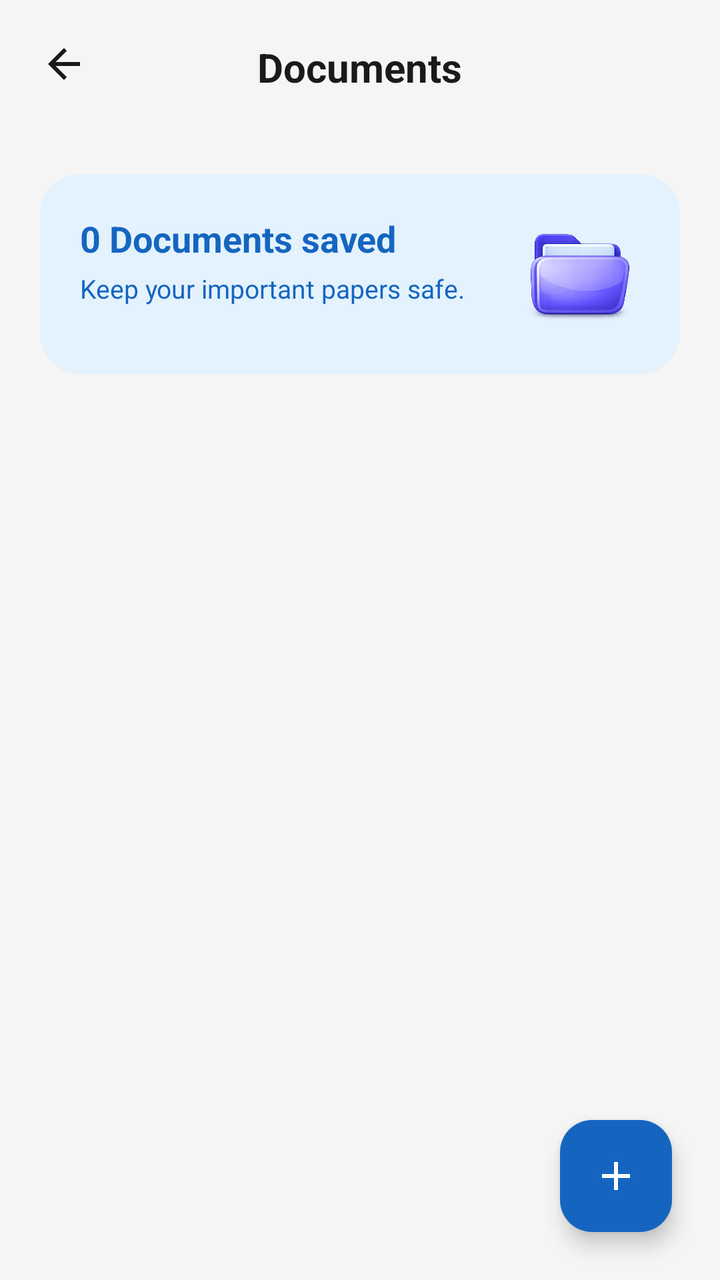
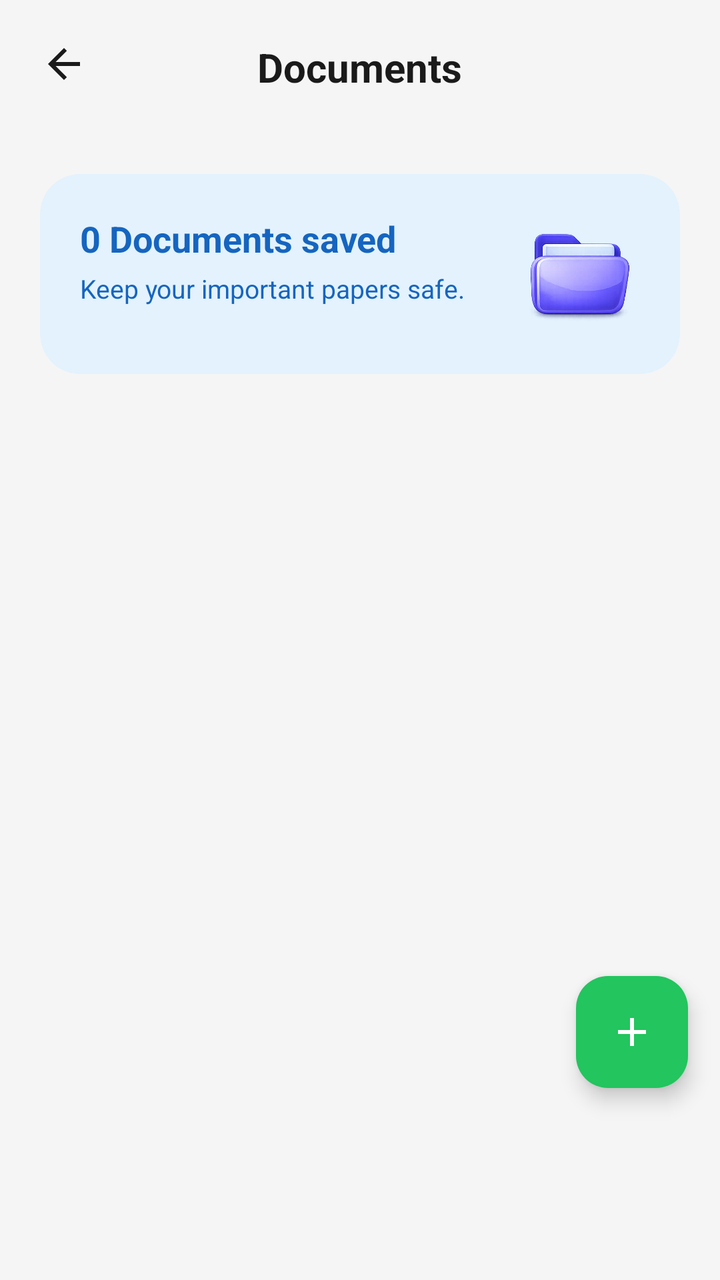

The first picture is an Android layout as it rendered before a commit; the second is the same layout after the commit. The layout source and the unified diff follow.
<!-- AndroidManifest.xml: application theme Theme.FridgeWise -->
<!-- res/layout/fragment_document_list.xml -->
<?xml version="1.0" encoding="utf-8"?>
<androidx.constraintlayout.widget.ConstraintLayout xmlns:android="http://schemas.android.com/apk/res/android"
    xmlns:app="http://schemas.android.com/apk/res-auto"
    xmlns:tools="http://schemas.android.com/tools"
    android:layout_width="match_parent"
    android:layout_height="match_parent"
    android:background="@color/bg_primary">

    
    <FrameLayout
        android:id="@+id/headerContainer"
        android:layout_width="match_parent"
        android:layout_height="wrap_content"
        app:layout_constraintTop_toTopOf="parent">

        
        <RelativeLayout
            android:id="@+id/headerLayout"
            android:layout_width="match_parent"
            android:layout_height="wrap_content"
            android:padding="20dp"
            android:visibility="visible">

            <ImageView
                android:id="@+id/btnBack"
                android:layout_width="24dp"
                android:layout_height="24dp"
                android:src="@drawable/outline_arrow_back_24"
                app:tint="@color/text_primary" />

            <TextView
                android:layout_width="wrap_content"
                android:layout_height="wrap_content"
                android:layout_centerInParent="true"
                android:text="Documents"
                android:textColor="@color/text_primary"
                android:textSize="20sp"
                android:textStyle="bold" />
        </RelativeLayout>

        
        <RelativeLayout
            android:id="@+id/selectionToolbar"
            android:layout_width="match_parent"
            android:layout_height="wrap_content"
            android:background="@color/bg_primary"
            android:padding="16dp"
            android:visibility="gone">

            <ImageView
                android:id="@+id/btnCloseSelection"
                android:layout_width="24dp"
                android:layout_height="24dp"
                android:layout_alignParentStart="true"
                android:layout_centerVertical="true"
                android:src="@drawable/ic_close"
                app:tint="@color/text_primary" />

            <CheckBox
                android:id="@+id/cbSelectAll"
                android:layout_width="28dp"
                android:layout_height="28dp"
                android:layout_centerVertical="true"
                android:layout_marginStart="16dp"
                android:layout_toEndOf="@id/btnCloseSelection"
                android:button="@drawable/ic_check_tick"
                android:buttonTint="@color/green_primary" />

            <TextView
                android:id="@+id/tvSelectionCount"
                android:layout_width="wrap_content"
                android:layout_height="wrap_content"
                android:layout_centerVertical="true"
                android:layout_marginStart="12dp"
                android:layout_toEndOf="@id/cbSelectAll"
                android:text="0 selected"
                android:textColor="@color/text_primary"
                android:textSize="18sp"
                android:textStyle="bold" />

            <ImageView
                android:id="@+id/btnBulkDeleteTop"
                android:layout_width="24dp"
                android:layout_height="24dp"
                android:layout_alignParentEnd="true"
                android:layout_centerVertical="true"
                android:src="@drawable/outline_delete_24"
                app:tint="@color/red_expired" />
        </RelativeLayout>
    </FrameLayout>

    <androidx.core.widget.NestedScrollView
        android:layout_width="match_parent"
        android:layout_height="0dp"
        app:layout_constraintBottom_toBottomOf="parent"
        app:layout_constraintTop_toBottomOf="@id/headerContainer">

        <LinearLayout
            android:layout_width="match_parent"
            android:layout_height="wrap_content"
            android:orientation="vertical"
            android:padding="20dp">

            
            <com.google.android.material.card.MaterialCardView
                android:layout_width="match_parent"
                android:layout_height="wrap_content"
                app:cardBackgroundColor="@color/doc_banner_bg"
                app:cardCornerRadius="20dp"
                app:cardElevation="0dp"
                app:strokeWidth="0dp">

                <RelativeLayout
                    android:layout_width="match_parent"
                    android:layout_height="wrap_content"
                    android:padding="20dp">

                    <TextView
                        android:id="@+id/tvDocCount"
                        android:layout_width="wrap_content"
                        android:layout_height="wrap_content"
                        android:text="0 Documents saved"
                        android:textColor="@color/doc_primary"
                        android:textSize="18sp"
                        android:textStyle="bold" />

                    <TextView
                        android:layout_width="wrap_content"
                        android:layout_height="wrap_content"
                        android:layout_below="@id/tvDocCount"
                        android:layout_marginTop="4dp"
                        android:text="Keep your important papers safe."
                        android:textColor="@color/doc_primary"
                        android:textSize="13sp" />

                    <ImageView
                        android:layout_width="60dp"
                        android:layout_height="60dp"
                        android:layout_alignParentEnd="true"
                        android:layout_centerVertical="true"
                        android:src="@drawable/v02_img_icons_doccc" />
                </RelativeLayout>
            </com.google.android.material.card.MaterialCardView>

            <androidx.recyclerview.widget.RecyclerView
                android:id="@+id/rvDocuments"
                android:layout_width="match_parent"
                android:layout_height="wrap_content"
                android:layout_marginTop="20dp"
                android:nestedScrollingEnabled="false"
                tools:listitem="@layout/item_document" />

            
            <LinearLayout
                android:id="@+id/llEmptyState"
                android:layout_width="match_parent"
                android:layout_height="wrap_content"
                android:layout_marginTop="60dp"
                android:gravity="center"
                android:orientation="vertical"
                android:visibility="gone"
                tools:visibility="visible">

                <ImageView
                    android:layout_width="160dp"
                    android:layout_height="160dp"
                    android:src="@drawable/v02_img_icons_doccc"
                    android:alpha="0.4" />

                <TextView
                    android:layout_width="wrap_content"
                    android:layout_height="wrap_content"
                    android:layout_marginTop="20dp"
                    android:text="No documents yet"
                    android:textColor="@color/text_primary"
                    android:textSize="18sp"
                    android:textStyle="bold" />

                <TextView
                    android:layout_width="wrap_content"
                    android:layout_height="wrap_content"
                    android:layout_marginTop="8dp"
                    android:text="Tap + to save your first prescription or receipt"
                    android:textColor="@color/text_secondary"
                    android:textSize="14sp" />
            </LinearLayout>

        </LinearLayout>
    </androidx.core.widget.NestedScrollView>

    
    <com.google.android.material.card.MaterialCardView
        android:id="@+id/bottomSelectionBar"
        android:layout_width="match_parent"
        android:layout_height="80dp"
        android:layout_margin="16dp"
        android:visibility="gone"
        app:cardBackgroundColor="@color/surface_card"
        app:cardCornerRadius="20dp"
        app:cardElevation="8dp"
        app:layout_constraintBottom_toBottomOf="parent"
        app:strokeWidth="1dp"
        app:strokeColor="@color/divider_color">

        <LinearLayout
            android:layout_width="match_parent"
            android:layout_height="match_parent"
            android:gravity="center_vertical"
            android:orientation="horizontal"
            android:paddingHorizontal="16dp">

            <LinearLayout
                android:id="@+id/btnBulkDelete"
                android:layout_width="0dp"
                android:layout_height="match_parent"
                android:layout_weight="1"
                android:background="?attr/selectableItemBackground"
                android:clickable="true"
                android:focusable="true"
                android:gravity="center"
                android:orientation="horizontal">

                <ImageView
                    android:layout_width="24dp"
                    android:layout_height="24dp"
                    android:src="@drawable/outline_delete_24"
                    app:tint="@color/red_expired" />

                <TextView
                    android:layout_width="wrap_content"
                    android:layout_height="wrap_content"
                    android:layout_marginStart="8dp"
                    android:text="Delete"
                    android:textColor="@color/red_expired"
                    android:textStyle="bold" />
            </LinearLayout>

            <View
                android:layout_width="1dp"
                android:layout_height="40dp"
                android:background="@color/divider_color" />

            <LinearLayout
                android:id="@+id/btnBulkShare"
                android:layout_width="0dp"
                android:layout_height="match_parent"
                android:layout_weight="1"
                android:background="?attr/selectableItemBackground"
                android:clickable="true"
                android:focusable="true"
                android:gravity="center"
                android:orientation="horizontal">

                <ImageView
                    android:layout_width="24dp"
                    android:layout_height="24dp"
                    android:src="@drawable/ic_share"
                    app:tint="@color/green_primary" />

                <TextView
                    android:layout_width="wrap_content"
                    android:layout_height="wrap_content"
                    android:layout_marginStart="8dp"
                    android:text="Share"
                    android:textColor="@color/green_primary"
                    android:textStyle="bold" />
            </LinearLayout>

        </LinearLayout>
    </com.google.android.material.card.MaterialCardView>

    <com.google.android.material.floatingactionbutton.FloatingActionButton
        android:id="@+id/fabAddDoc"
        android:layout_width="wrap_content"
        android:layout_height="wrap_content"
        android:layout_margin="24dp"
        android:src="@drawable/ic_add"
        app:backgroundTint="@color/doc_primary"
        app:layout_constraintBottom_toBottomOf="parent"
        app:layout_constraintEnd_toEndOf="parent"
        app:tint="@color/white" />

</androidx.constraintlayout.widget.ConstraintLayout>
<!-- res/layout/item_document.xml (included above) -->
<?xml version="1.0" encoding="utf-8"?>
<com.google.android.material.card.MaterialCardView xmlns:android="http://schemas.android.com/apk/res/android"
    xmlns:app="http://schemas.android.com/apk/res-auto"
    android:id="@+id/docCard"
    android:layout_width="match_parent"
    android:layout_height="wrap_content"
    android:layout_marginHorizontal="16dp"
    android:layout_marginVertical="6dp"
    app:cardBackgroundColor="@color/doc_item_card_bg"
    app:cardCornerRadius="16dp"
    app:cardElevation="0dp"
    app:strokeColor="@color/doc_item_card_stroke"
    app:strokeWidth="1.2dp">

    <RelativeLayout
        android:layout_width="match_parent"
        android:layout_height="wrap_content"
        android:padding="12dp">

            <com.google.android.material.card.MaterialCardView
                android:id="@+id/imgDocContainer"
                android:layout_width="60dp"
                android:layout_height="60dp"
                app:cardBackgroundColor="@color/doc_item_well_bg"
                app:cardCornerRadius="10dp"
                app:cardElevation="0dp">

                <ImageView
                    android:id="@+id/ivDocThumbnail"
                    android:layout_width="match_parent"
                    android:layout_height="match_parent"
                    android:scaleType="centerCrop"
                    android:src="@drawable/v02_img_icons_doccc" />
            </com.google.android.material.card.MaterialCardView>

            <LinearLayout
                android:layout_width="match_parent"
                android:layout_height="wrap_content"
                android:layout_centerVertical="true"
                android:layout_marginStart="16dp"
                android:layout_toStartOf="@id/btnDownload"
                android:layout_toEndOf="@id/imgDocContainer"
                android:orientation="vertical">

                <TextView
                    android:id="@+id/tvDocName"
                    android:layout_width="wrap_content"
                    android:layout_height="wrap_content"
                    android:text="Health Insurance"
                    android:textColor="@color/doc_item_text_primary"
                    android:textSize="16sp"
                    android:textStyle="bold" />

                <TextView
                    android:id="@+id/tvDocCategory"
                    android:layout_width="wrap_content"
                    android:layout_height="wrap_content"
                    android:layout_marginTop="2dp"
                    android:text="Personal"
                    android:textColor="@color/doc_item_text_secondary"
                    android:textSize="13sp" />
            </LinearLayout>

            <ImageView
                android:id="@+id/btnDownload"
                android:layout_width="24dp"
                android:layout_height="24dp"
                android:layout_centerVertical="true"
                android:layout_marginEnd="12dp"
                android:layout_toStartOf="@id/btnMore"
                android:background="?attr/selectableItemBackgroundBorderless"
                android:padding="2dp"
                android:src="@drawable/ic_download"
                app:tint="@color/doc_primary" />

            <ImageView
                android:id="@+id/btnMore"
                android:layout_width="24dp"
                android:layout_height="24dp"
                android:layout_alignParentEnd="true"
                android:layout_centerVertical="true"
                android:background="?attr/selectableItemBackgroundBorderless"
                android:src="@drawable/ic_more_vert"
                app:tint="@color/doc_item_text_secondary" />

        </RelativeLayout>
    </com.google.android.material.card.MaterialCardView>
<!-- resources referenced by this layout -->
<resources>
  <color name="bg_primary">#F5F5F5</color>
  <color name="divider_color">#EEEEEE</color>
  <color name="doc_banner_bg">#E3F2FD</color>
  <color name="doc_item_card_bg">#FFFFFF</color>
  <color name="doc_item_card_stroke">#F0F0F0</color>
  <color name="doc_item_text_primary">#1A1A1A</color>
  <color name="doc_item_text_secondary">#757575</color>
  <color name="doc_item_well_bg">#F5F5F5</color>
  <color name="doc_primary">#1565C0</color>
  <color name="green_primary">#2E7D32</color>
  <color name="red_expired">#F44336</color>
  <color name="surface_card">#FFFFFF</color>
  <color name="text_primary">#1A1A1A</color>
  <color name="text_secondary">#757575</color>
  <color name="white">#FFFFFF</color>
  <!-- drawable ic_share (drawable) -->
  <vector xmlns:android="http://schemas.android.com/apk/res/android"
      android:width="24dp"
      android:height="24dp"
      android:viewportWidth="24"
      android:viewportHeight="24">
      <path
          android:fillColor="@android:color/white"
          android:pathData="M18,16.08c-0.76,0 -1.44,0.3 -1.96,0.77L8.91,12.7c0.05,-0.23 0.09,-0.46 0.09,-0.7s-0.04,-0.47 -0.09,-0.7l7.05,-4.11c0.54,0.5 1.25,0.81 2.04,0.81 1.66,0 3,-1.34 3,-3s-1.34,-3 -3,-3 -3,1.34 -3,3c0,0.24 0.04,0.47 0.09,0.7L8.04,9.81C7.5,9.31 6.79,9 6,9c-1.66,0 -3,1.34 -3,3s1.34,3 3,3c0.79,0 1.5,-0.31 2.04,-0.81l7.12,4.16c-0.05,0.21 -0.08,0.43 -0.08,0.65 0,1.61 1.31,2.92 2.92,2.92s2.92,-1.31 2.92,-2.92 -1.31,-2.92 -2.92,-2.92z"/>
  </vector>
  <!-- drawable outline_delete_24 (drawable) -->
  <vector xmlns:android="http://schemas.android.com/apk/res/android" android:height="24dp" android:tint="#FF5858" android:viewportHeight="960" android:viewportWidth="960" android:width="24dp">
        
      <path android:fillColor="@android:color/white" android:pathData="M280,840Q247,840 223.5,816.5Q200,793 200,760L200,240L160,240L160,160L360,160L360,120L600,120L600,160L800,160L800,240L760,240L760,760Q760,793 736.5,816.5Q713,840 680,840L280,840ZM680,240L280,240L280,760Q280,760 280,760Q280,760 280,760L680,760Q680,760 680,760Q680,760 680,760L680,240ZM360,680L440,680L440,320L360,320L360,680ZM520,680L600,680L600,320L520,320L520,680ZM280,240L280,240L280,760Q280,760 280,760Q280,760 280,760L280,760Q280,760 280,760Q280,760 280,760L280,240Z"/>
      
  </vector>
  <style name="Theme.FridgeWise" parent="Base.Theme.FridgeWise" />
  <style name="Base.Theme.FridgeWise" parent="Theme.Material3.DayNight.NoActionBar">
          
          <item name="colorPrimary">@color/green_primary</item>
          <item name="android:windowBackground">@color/bg_primary</item>
          <item name="colorSurface">@color/bg_secondary</item>
          <item name="colorOnSurface">@color/text_primary</item>
      </style>
  <color name="bg_secondary">#FFFFFF</color>
  <!-- unchanged entries left out for length: 7 -->
</resources>

<!-- the commit's change to res/layout/fragment_document_list.xml (unified diff, before → after) -->
@@ -39,54 +39,39 @@
         </RelativeLayout>
 
         
-        <RelativeLayout
+        <androidx.appcompat.widget.Toolbar
             android:id="@+id/selectionToolbar"
             android:layout_width="match_parent"
-            android:layout_height="wrap_content"
+            android:layout_height="?attr/actionBarSize"
             android:background="@color/bg_primary"
-            android:padding="16dp"
-            android:visibility="gone">
-
-            <ImageView
-                android:id="@+id/btnCloseSelection"
-                android:layout_width="24dp"
-                android:layout_height="24dp"
-                android:layout_alignParentStart="true"
-                android:layout_centerVertical="true"
-                android:src="@drawable/ic_close"
-                app:tint="@color/text_primary" />
-
-            <CheckBox
-                android:id="@+id/cbSelectAll"
-                android:layout_width="28dp"
-                android:layout_height="28dp"
-                android:layout_centerVertical="true"
-                android:layout_marginStart="16dp"
-                android:layout_toEndOf="@id/btnCloseSelection"
-                android:button="@drawable/ic_check_tick"
-                android:buttonTint="@color/green_primary" />
-
-            <TextView
-                android:id="@+id/tvSelectionCount"
+            android:visibility="gone"
+            app:navigationIcon="@drawable/ic_close"
+            app:navigationIconTint="@color/text_primary">
+
+            <LinearLayout
                 android:layout_width="wrap_content"
-                android:layout_height="wrap_content"
-                android:layout_centerVertical="true"
-                android:layout_marginStart="12dp"
-                android:layout_toEndOf="@id/cbSelectAll"
-                android:text="0 selected"
-                android:textColor="@color/text_primary"
-                android:textSize="18sp"
-                android:textStyle="bold" />
-
-            <ImageView
-                android:id="@+id/btnBulkDeleteTop"
-                android:layout_width="24dp"
-                android:layout_height="24dp"
-                android:layout_alignParentEnd="true"
-                android:layout_centerVertical="true"
-                android:src="@drawable/outline_delete_24"
-                app:tint="@color/red_expired" />
-        </RelativeLayout>
+                android:layout_height="match_parent"
+                android:gravity="center_vertical"
+                android:orientation="horizontal">
+
+                <CheckBox
+                    android:id="@+id/cbSelectAll"
+                    android:layout_width="28dp"
+                    android:layout_height="28dp"
+                    android:button="@drawable/ic_check_tick"
+                    android:buttonTint="@color/green_primary" />
+
+                <TextView
+                    android:id="@+id/tvSelectionCount"
+                    android:layout_width="wrap_content"
+                    android:layout_height="wrap_content"
+                    android:layout_marginStart="12dp"
+                    android:text="0 selected"
+                    android:textColor="@color/text_primary"
+                    android:textSize="18sp"
+                    android:textStyle="bold" />
+            </LinearLayout>
+        </androidx.appcompat.widget.Toolbar>
     </FrameLayout>
 
     <androidx.core.widget.NestedScrollView
@@ -188,94 +173,16 @@
         </LinearLayout>
     </androidx.core.widget.NestedScrollView>
 
-    
-    <com.google.android.material.card.MaterialCardView
-        android:id="@+id/bottomSelectionBar"
-        android:layout_width="match_parent"
-        android:layout_height="80dp"
-        android:layout_margin="16dp"
-        android:visibility="gone"
-        app:cardBackgroundColor="@color/surface_card"
-        app:cardCornerRadius="20dp"
-        app:cardElevation="8dp"
-        app:layout_constraintBottom_toBottomOf="parent"
-        app:strokeWidth="1dp"
-        app:strokeColor="@color/divider_color">
-
-        <LinearLayout
-            android:layout_width="match_parent"
-            android:layout_height="match_parent"
-            android:gravity="center_vertical"
-            android:orientation="horizontal"
-            android:paddingHorizontal="16dp">
-
-            <LinearLayout
-                android:id="@+id/btnBulkDelete"
-                android:layout_width="0dp"
-                android:layout_height="match_parent"
-                android:layout_weight="1"
-                android:background="?attr/selectableItemBackground"
-                android:clickable="true"
-                android:focusable="true"
-                android:gravity="center"
-                android:orientation="horizontal">
-
-                <ImageView
-                    android:layout_width="24dp"
-                    android:layout_height="24dp"
-                    android:src="@drawable/outline_delete_24"
-                    app:tint="@color/red_expired" />
-
-                <TextView
-                    android:layout_width="wrap_content"
-                    android:layout_height="wrap_content"
-                    android:layout_marginStart="8dp"
-                    android:text="Delete"
-                    android:textColor="@color/red_expired"
-                    android:textStyle="bold" />
-            </LinearLayout>
-
-            <View
-                android:layout_width="1dp"
-                android:layout_height="40dp"
-                android:background="@color/divider_color" />
-
-            <LinearLayout
-                android:id="@+id/btnBulkShare"
-                android:layout_width="0dp"
-                android:layout_height="match_parent"
-                android:layout_weight="1"
-                android:background="?attr/selectableItemBackground"
-                android:clickable="true"
-                android:focusable="true"
-                android:gravity="center"
-                android:orientation="horizontal">
-
-                <ImageView
-                    android:layout_width="24dp"
-                    android:layout_height="24dp"
-                    android:src="@drawable/ic_share"
-                    app:tint="@color/green_primary" />
-
-                <TextView
-                    android:layout_width="wrap_content"
-                    android:layout_height="wrap_content"
-                    android:layout_marginStart="8dp"
-                    android:text="Share"
-                    android:textColor="@color/green_primary"
-                    android:textStyle="bold" />
-            </LinearLayout>
-
-        </LinearLayout>
-    </com.google.android.material.card.MaterialCardView>
+
 
     <com.google.android.material.floatingactionbutton.FloatingActionButton
         android:id="@+id/fabAddDoc"
         android:layout_width="wrap_content"
         android:layout_height="wrap_content"
-        android:layout_margin="24dp"
+        android:layout_marginEnd="16dp"
+        android:layout_marginBottom="96dp"
         android:src="@drawable/ic_add"
-        app:backgroundTint="@color/doc_primary"
+        app:backgroundTint="#22C55E"
         app:layout_constraintBottom_toBottomOf="parent"
         app:layout_constraintEnd_toEndOf="parent"
         app:tint="@color/white" />
<!-- resource entries referenced after the edit -->
@@ -2,6 +2,28 @@
 <resources>
   <color name="bg_primary">#F5F5F5</color>
   <color name="divider_color">#EEEEEE</color>
+  <style name="TextAppearance.App.TitleLarge" parent="TextAppearance.Material3.TitleLarge">
+          <item name="android:textStyle">bold</item>
+          <item name="android:textColor">@color/text_primary</item>
+      </style>
+  <style name="TextAppearance.App.TitleMedium" parent="TextAppearance.Material3.TitleMedium">
+          <item name="android:textStyle">bold</item>
+          <item name="android:textColor">@color/text_primary</item>
+      </style>
+  <style name="TextAppearance.App.BodyLarge" parent="TextAppearance.Material3.BodyLarge">
+          <item name="android:textColor">@color/text_primary</item>
+      </style>
+  <style name="TextAppearance.App.BodyMedium" parent="TextAppearance.Material3.BodyMedium">
+          <item name="android:textColor">@color/text_secondary</item>
+      </style>
+  <style name="TextAppearance.App.LabelLarge" parent="TextAppearance.Material3.LabelLarge">
+          <item name="android:textColor">@color/green_primary</item>
+          <item name="android:textStyle">bold</item>
+      </style>
+  <style name="Widget.App.FloatingActionButton" parent="Widget.Material3.FloatingActionButton.Primary">
+          <item name="backgroundTint">@color/green_primary</item>
+          <item name="tint">@color/white</item>
+      </style>
   <color name="doc_banner_bg">#E3F2FD</color>
   <color name="doc_item_card_bg">#FFFFFF</color>
   <color name="doc_item_card_stroke">#F0F0F0</color>
@@ -10,36 +32,47 @@
   <color name="doc_item_well_bg">#F5F5F5</color>
   <color name="doc_primary">#1565C0</color>
   <color name="green_primary">#2E7D32</color>
-  <color name="red_expired">#F44336</color>
-  <color name="surface_card">#FFFFFF</color>
   <color name="text_primary">#1A1A1A</color>
   <color name="text_secondary">#757575</color>
   <color name="white">#FFFFFF</color>
-  <!-- drawable ic_share (drawable) -->
-  <vector xmlns:android="http://schemas.android.com/apk/res/android"
-      android:width="24dp"
-      android:height="24dp"
-      android:viewportWidth="24"
-      android:viewportHeight="24">
-      <path
-          android:fillColor="@android:color/white"
-          android:pathData="M18,16.08c-0.76,0 -1.44,0.3 -1.96,0.77L8.91,12.7c0.05,-0.23 0.09,-0.46 0.09,-0.7s-0.04,-0.47 -0.09,-0.7l7.05,-4.11c0.54,0.5 1.25,0.81 2.04,0.81 1.66,0 3,-1.34 3,-3s-1.34,-3 -3,-3 -3,1.34 -3,3c0,0.24 0.04,0.47 0.09,0.7L8.04,9.81C7.5,9.31 6.79,9 6,9c-1.66,0 -3,1.34 -3,3s1.34,3 3,3c0.79,0 1.5,-0.31 2.04,-0.81l7.12,4.16c-0.05,0.21 -0.08,0.43 -0.08,0.65 0,1.61 1.31,2.92 2.92,2.92s2.92,-1.31 2.92,-2.92 -1.31,-2.92 -2.92,-2.92z"/>
-  </vector>
-  <!-- drawable outline_delete_24 (drawable) -->
-  <vector xmlns:android="http://schemas.android.com/apk/res/android" android:height="24dp" android:tint="#FF5858" android:viewportHeight="960" android:viewportWidth="960" android:width="24dp">
-        
-      <path android:fillColor="@android:color/white" android:pathData="M280,840Q247,840 223.5,816.5Q200,793 200,760L200,240L160,240L160,160L360,160L360,120L600,120L600,160L800,160L800,240L760,240L760,760Q760,793 736.5,816.5Q713,840 680,840L280,840ZM680,240L280,240L280,760Q280,760 280,760Q280,760 280,760L680,760Q680,760 680,760Q680,760 680,760L680,240ZM360,680L440,680L440,320L360,320L360,680ZM520,680L600,680L600,320L520,320L520,680ZM280,240L280,240L280,760Q280,760 280,760Q280,760 280,760L280,760Q280,760 280,760Q280,760 280,760L280,240Z"/>
-      
-  </vector>
   <style name="Theme.FridgeWise" parent="Base.Theme.FridgeWise" />
   <style name="Base.Theme.FridgeWise" parent="Theme.Material3.DayNight.NoActionBar">
+  
+          
+          <item name="android:navigationBarColor">@color/bg_secondary</item>
+          <item name="android:windowDrawsSystemBarBackgrounds">true</item>
+  
           
           <item name="colorPrimary">@color/green_primary</item>
-          <item name="android:windowBackground">@color/bg_primary</item>
+          <item name="colorOnPrimary">@color/white</item>
+          <item name="colorPrimaryContainer">@color/green_pale</item>
+          <item name="colorOnPrimaryContainer">@color/green_primary</item>
+  
+          <item name="colorSecondary">@color/profile_accent_teal</item>
+          <item name="colorOnSecondary">@color/white</item>
+  
           <item name="colorSurface">@color/bg_secondary</item>
           <item name="colorOnSurface">@color/text_primary</item>
+          <item name="colorSurfaceVariant">@color/surface_elevated</item>
+          <item name="colorOnSurfaceVariant">@color/text_secondary</item>
+  
+          <item name="android:windowBackground">@color/bg_primary</item>
+          <item name="colorOutline">@color/divider_color</item>
+  
+          
+          <item name="textAppearanceTitleLarge">@style/TextAppearance.App.TitleLarge</item>
+          <item name="textAppearanceTitleMedium">@style/TextAppearance.App.TitleMedium</item>
+          <item name="textAppearanceBodyLarge">@style/TextAppearance.App.BodyLarge</item>
+          <item name="textAppearanceBodyMedium">@style/TextAppearance.App.BodyMedium</item>
+          <item name="textAppearanceLabelLarge">@style/TextAppearance.App.LabelLarge</item>
+  
+          
+          <item name="floatingActionButtonStyle">@style/Widget.App.FloatingActionButton</item>
       </style>
   <color name="bg_secondary">#FFFFFF</color>
+  <color name="green_pale">#E8F5E9</color>
+  <color name="profile_accent_teal">#2DD4BF</color>
+  <color name="surface_elevated">#FFFFFF</color>
   <!-- unchanged entries left out for length: 7 -->
 </resources>
 
